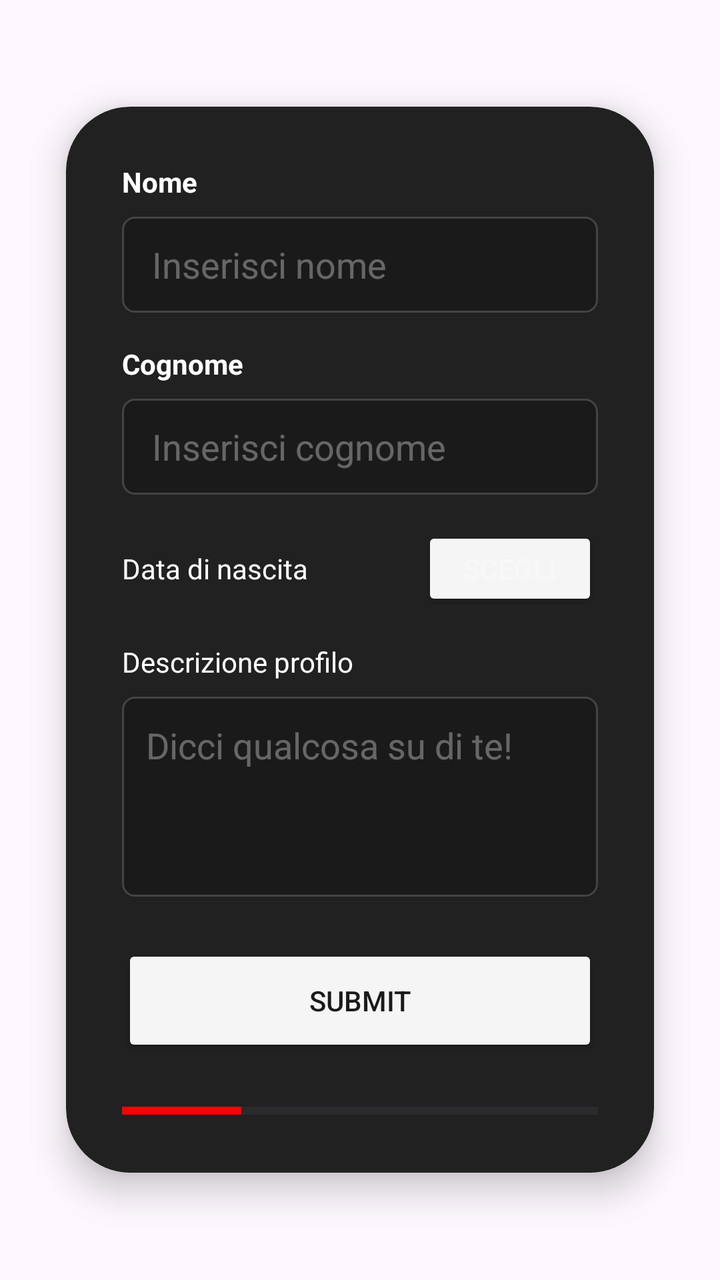
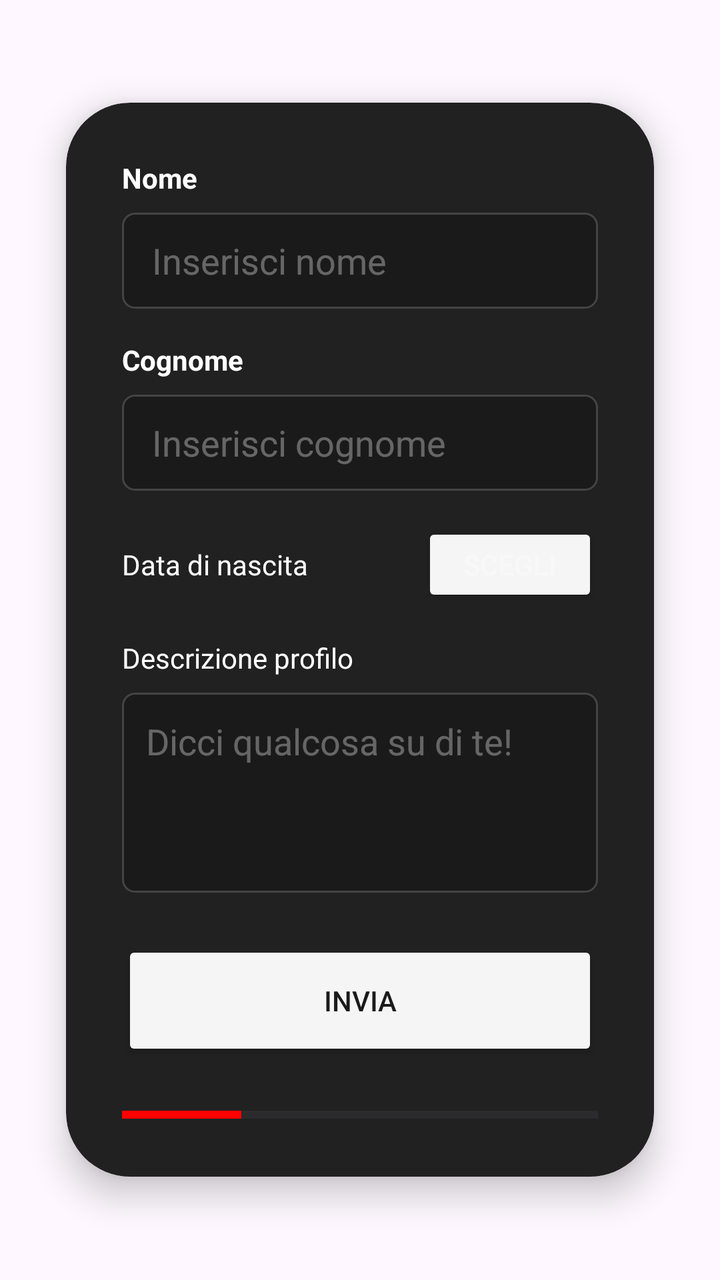

Two renders of the same Android screen: before a commit and after it. Below are the layout's source before the change and the commit's diff.
<!-- AndroidManifest.xml: application theme Theme.FightHub -->
<!-- res/layout/fragment_registrazione1.xml -->
<?xml version="1.0" encoding="utf-8"?>
    <FrameLayout xmlns:android="http://schemas.android.com/apk/res/android"
        xmlns:app="http://schemas.android.com/apk/res-auto"
        android:layout_width="match_parent"
        android:layout_height="match_parent">

        <androidx.cardview.widget.CardView
            android:layout_width="294dp"
            android:layout_height="wrap_content"
            android:layout_gravity="center"
            android:layout_margin="24dp"
            app:cardBackgroundColor="#212121"
            app:cardCornerRadius="32dp"
            app:cardElevation="10dp">

            <LinearLayout
                android:layout_width="match_parent"
                android:layout_height="wrap_content"
                android:orientation="vertical"
                android:padding="28dp">

                <TextView
                    android:layout_width="wrap_content"
                    android:layout_height="wrap_content"
                    android:text="Nome"
                    android:textColor="#FFFFFF"
                    android:textSize="14sp"
                    android:textStyle="bold" />

                <EditText
                    android:id="@+id/etNome"
                    android:layout_width="match_parent"
                    android:layout_height="48dp"
                    android:layout_marginTop="8dp"
                    android:layout_marginBottom="16dp"
                    android:background="@drawable/edittext_border_style"
                    android:hint="Inserisci nome"
                    android:inputType="textPersonName"
                    android:paddingStart="15dp"
                    android:textColor="#FFFFFF"
                    android:textColorHint="#55FFFFFF" />

                <TextView
                    android:layout_width="wrap_content"
                    android:layout_height="wrap_content"
                    android:text="Cognome"
                    android:textColor="#FFFFFF"
                    android:textStyle="bold" />

                <EditText
                    android:id="@+id/etCognome"
                    android:layout_width="match_parent"
                    android:layout_height="48dp"
                    android:layout_marginTop="8dp"
                    android:layout_marginBottom="16dp"
                    android:background="@drawable/edittext_border_style"
                    android:hint="Inserisci cognome"
                    android:textColorHint="#55FFFFFF"
                    android:paddingStart="15dp"
                    android:textColor="#FFFFFF" />

                <LinearLayout
                    android:layout_width="match_parent"
                    android:layout_height="wrap_content"
                    android:layout_marginBottom="16dp"
                    android:gravity="center_vertical"
                    android:orientation="horizontal">

                    <TextView
                        android:layout_width="0dp"
                        android:layout_height="wrap_content"
                        android:layout_weight="1"
                        android:text="Data di nascita"
                        android:textColor="#FFFFFF" />

                    <Button
                        android:id="@+id/SceltaData"
                        android:layout_width="wrap_content"
                        android:layout_height="42dp"
                        android:backgroundTint="#F5F5F5"
                        android:text="Scegli"
                        android:textColor="#55FFFFFF"
                        app:cornerRadius="12dp" />
                </LinearLayout>

                <TextView
                    android:layout_width="wrap_content"
                    android:layout_height="wrap_content"
                    android:text="Descrizione profilo"
                    android:textColor="#FFFFFF" />

                <EditText
                    android:id="@+id/etDescrizione"
                    android:layout_width="match_parent"
                    android:layout_height="100dp"
                    android:layout_marginTop="8dp"
                    android:layout_marginBottom="24dp"
                    android:background="@drawable/edittext_border_style"
                    android:hint="Dicci qualcosa su di te!"
                    android:textColorHint="#55FFFFFF"
                    android:gravity="top"
                    android:padding="12dp"
                    android:textColor="#FFFFFF" />

                <Button
                    android:id="@+id/btnSubmit"
                    android:layout_width="match_parent"
                    android:layout_height="56dp"
                    android:backgroundTint="#F5F5F5"
                    android:text="Submit"
                    android:textColor="#1A1A1A"
                    app:cornerRadius="16dp" />

                <ProgressBar
                    android:id="@+id/stepProgressBar"
                    style="?android:attr/progressBarStyleHorizontal"
                    android:layout_width="match_parent"
                    android:layout_height="6dp"
                    android:layout_marginTop="24dp"
                    android:progress="25"
                    android:progressTint="#FF0000" />

            </LinearLayout>
        </androidx.cardview.widget.CardView>
    </FrameLayout>
<!-- resources referenced by this layout -->
<resources>
  <!-- drawable edittext_border_style (drawable) -->
  <?xml version="1.0" encoding="utf-8"?>
  <shape xmlns:android="http://schemas.android.com/apk/res/android">
      <solid android:color="#1A1A1A" />
  
      <stroke
          android:width="1dp"
          android:color="#444444" />
  
      <corners android:radius="6dp" />
  </shape>
  <style name="Theme.FightHub" parent="Base.Theme.FightHub" />
  <style name="Base.Theme.FightHub" parent="Theme.Material3.DayNight.NoActionBar">
          
          
      </style>
</resources>

<!-- the commit's change to res/layout/fragment_registrazione1.xml (unified diff, before → after) -->
@@ -103,11 +103,11 @@
                     android:textColor="#FFFFFF" />
 
                 <Button
-                    android:id="@+id/btnSubmit"
+                    android:id="@+id/btnInvia"
                     android:layout_width="match_parent"
-                    android:layout_height="56dp"
+                    android:layout_height="60dp"
                     android:backgroundTint="#F5F5F5"
-                    android:text="Submit"
+                    android:text="Invia"
                     android:textColor="#1A1A1A"
                     app:cornerRadius="16dp" />
 
